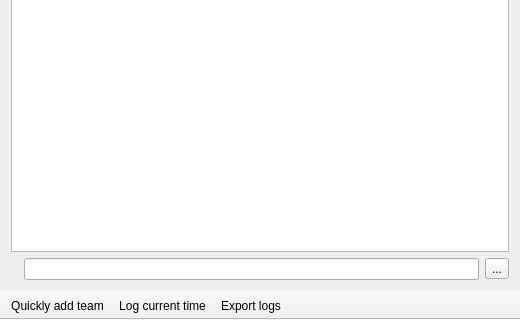
This is mainwindow.ui in FrankMamuda/ketoevent as Qt 5 draws it before an edit; both pictures show x 0 to 520 and y 160 to 480 of the 520 by 480 pixel window. The edited form follows.
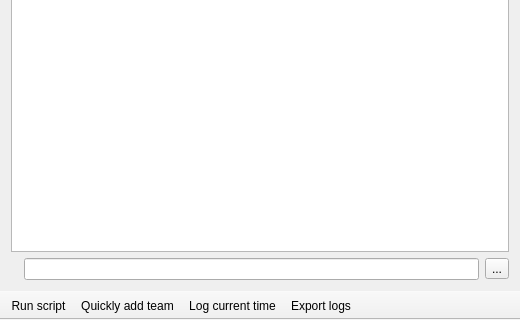
This is the edited form. Icons and pictures are not drawn. Custom widgets are drawn as their Qt base class.

The edit to the form file:
```diff
--- a/mainwindow.ui
+++ b/mainwindow.ui
@@ -173,6 +173,7 @@
    <attribute name="toolBarBreak">
     <bool>false</bool>
    </attribute>
+   <addaction name="actionRunScript"/>
    <addaction name="actionAddQuick"/>
    <addaction name="actionLogTime"/>
    <addaction name="actionExport_logs"/>
@@ -288,6 +289,11 @@
     <string>Export logs</string>
    </property>
   </action>
+  <action name="actionRunScript">
+   <property name="text">
+    <string>Run script</string>
+   </property>
+  </action>
  </widget>
  <layoutdefault spacing="6" margin="11"/>
  <customwidgets>
```
